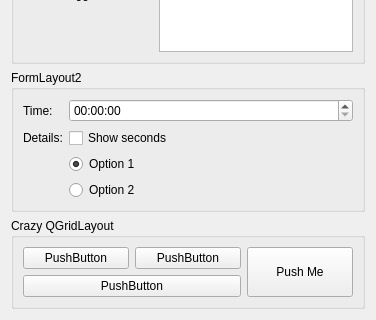
agateau/columnresizer, file demo/demowidget.ui: the form before one commit; both pictures show x 0 to 376 and y 210 to 530 of the 376 by 530 pixel window.
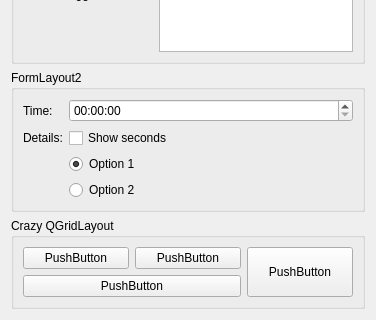
The form after the commit.

Commit message: Be consistent

The edit to the form file:
```diff
--- a/demo/demowidget.ui
+++ b/demo/demowidget.ui
@@ -174,7 +174,7 @@
          </sizepolicy>
         </property>
         <property name="text">
-         <string>Push Me</string>
+         <string>PushButton</string>
         </property>
        </widget>
       </item>
```
